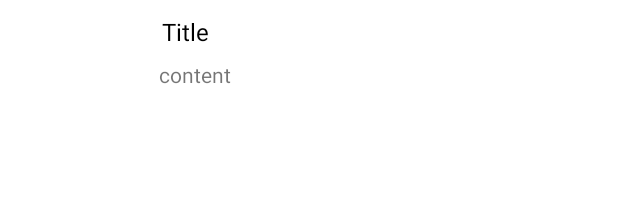
After one commit to ChirikuAlii/HiltLearnExample, an Android app: the layout item_article.xml on its own in the app's theme, with its tools: preview values and no code run, on a phone screen of 412 x 824 dp. The commit adds this screen. Shown: the top 213 px of the screen. Run offline under Robolectric (Android 15) with nearby library versions, the phone set to English and light mode, and no system bars.

Commit message:
add recycler and use view binding

```diff
--- a/app/build.gradle
+++ b/app/build.gradle
@@ -3,12 +3,16 @@ plugins {
     id 'kotlin-android'
     id 'dagger.hilt.android.plugin'
     id 'kotlin-kapt'
+    id 'kotlin-android-extensions'
 }
 
 android {
     compileSdkVersion 30
     buildToolsVersion "30.0.3"
 
+    buildFeatures {
+        viewBinding true
+    }
     defaultConfig {
         applicationId "id.chirikualii.hiltlearnexample"
         minSdkVersion 21
--- a/app/src/main/java/id/chirikualii/hiltlearnexample/data/repo/HeadlineRepo.kt
+++ b/app/src/main/java/id/chirikualii/hiltlearnexample/data/repo/HeadlineRepo.kt
@@ -19,9 +19,9 @@ class HeadlineRepo constructor(
         private val articleDao :ArticleDao,
         private val articleResponseMapper: ArticleResponseMapper,
         private val articleCacheMapper :ArticleCacheMapper
-):StateRepository(){
+):StateRepository(),IHeadlineRepo{
 
-    suspend fun getHeadlineNewsRemote() : TopHeadlineResponse{
+    override suspend fun getHeadlineNewsRemote() : TopHeadlineResponse{
         Log.d(HeadlineRepo::class.java.simpleName,"get headline remote ${Gson().toJsonTree(service.getTopHeadlines().body())}")
 
         return safeApiRequest {
@@ -34,7 +34,7 @@ class HeadlineRepo constructor(
         }
     }
 
-    suspend fun getHeadlineNewsLocal() :List<Article>{
+    override suspend fun getHeadlineNewsLocal() :List<Article>{
         Log.d(HeadlineRepo::class.java.simpleName,"get headline local")
         val result = articleDao.loadArticle()
         return result.map { articleCacheMapper.mapFromEntity(it) }
--- /dev/null
+++ b/app/src/main/res/layout/item_article.xml
@@ -0,0 +1,53 @@
+<?xml version="1.0" encoding="utf-8"?>
+<androidx.constraintlayout.widget.ConstraintLayout xmlns:android="http://schemas.android.com/apk/res/android"
+    android:layout_width="match_parent"
+    android:layout_height="wrap_content"
+    xmlns:app="http://schemas.android.com/apk/res-auto"
+    android:padding="10dp">
+
+    <ImageView
+
+        android:id="@+id/iv_article"
+        android:layout_width="80dp"
+        android:layout_height="80dp"
+        app:layout_constraintBottom_toBottomOf="parent"
+        app:layout_constraintEnd_toStartOf="@+id/tv_date"
+        app:layout_constraintHorizontal_bias="0.0"
+        app:layout_constraintHorizontal_chainStyle="packed"
+        app:layout_constraintStart_toStartOf="parent"
+        app:layout_constraintTop_toTopOf="parent" />
+
+    <TextView
+        android:id="@+id/tv_title_article"
+        android:layout_width="0dp"
+        android:layout_height="wrap_content"
+        android:layout_marginStart="18dp"
+        android:layout_marginEnd="24dp"
+        android:ellipsize="end"
+        android:text="Title"
+        android:textColor="@android:color/black"
+        android:textSize="16sp"
+        app:layout_constraintBottom_toTopOf="@+id/tv_date"
+        app:layout_constraintEnd_toEndOf="parent"
+        app:layout_constraintHorizontal_bias="0.0"
+        app:layout_constraintStart_toEndOf="@+id/iv_article"
+        app:layout_constraintTop_toTopOf="parent"
+        app:layout_constraintVertical_bias="0.0"
+        app:layout_constraintVertical_chainStyle="packed" />
+
+    <TextView
+
+        android:id="@+id/tv_date"
+        android:layout_width="0dp"
+        android:layout_height="wrap_content"
+        android:layout_marginStart="16dp"
+        android:layout_marginTop="8dp"
+        android:layout_marginEnd="32dp"
+        android:ellipsize="end"
+        android:maxLines="1"
+        android:text="content"
+        app:layout_constraintBottom_toBottomOf="parent"
+        app:layout_constraintEnd_toEndOf="parent"
+        app:layout_constraintStart_toEndOf="@+id/iv_article"
+        app:layout_constraintTop_toBottomOf="@+id/tv_title_article" />
+</androidx.constraintlayout.widget.ConstraintLayout>
```
Also changed, not shown: app/src/main/java/id/chirikualii/hiltlearnexample/MainActivity.kt (+26 -4 lines), app/src/main/java/id/chirikualii/hiltlearnexample/data/repo/IHeadlineRepo.kt (added, +10 -0 lines), app/src/main/java/id/chirikualii/hiltlearnexample/ui/HeadlineListAdapter.kt (added, +84 -0 lines), app/src/main/res/layout/activity_main.xml (+6 -6 lines).
